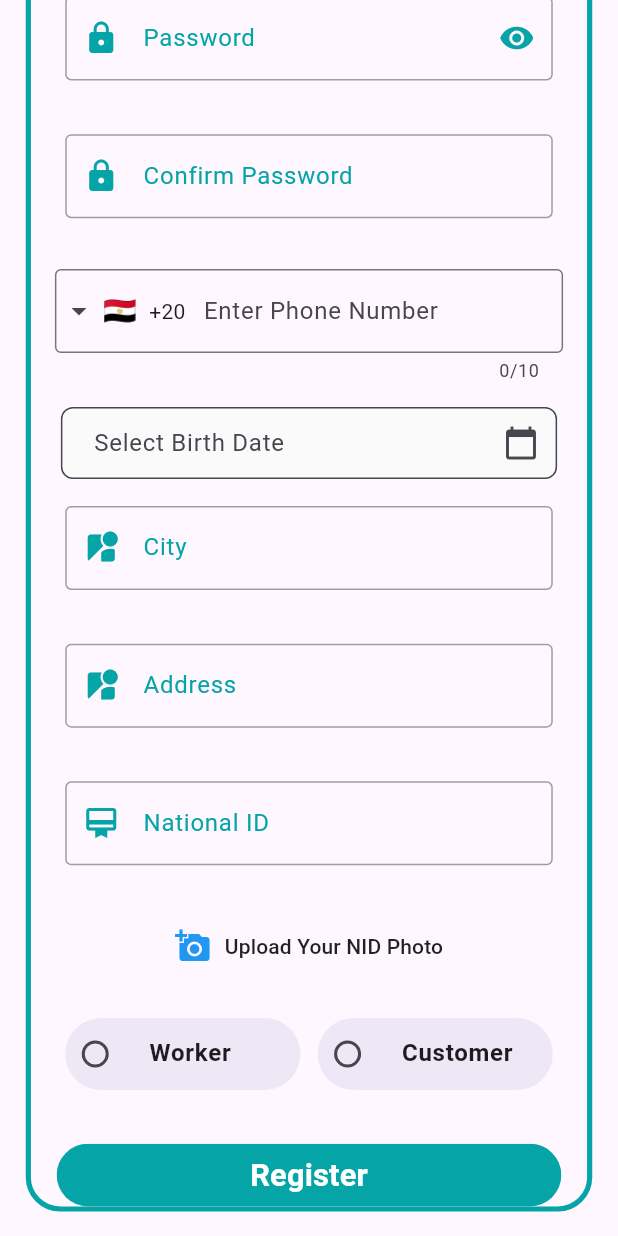
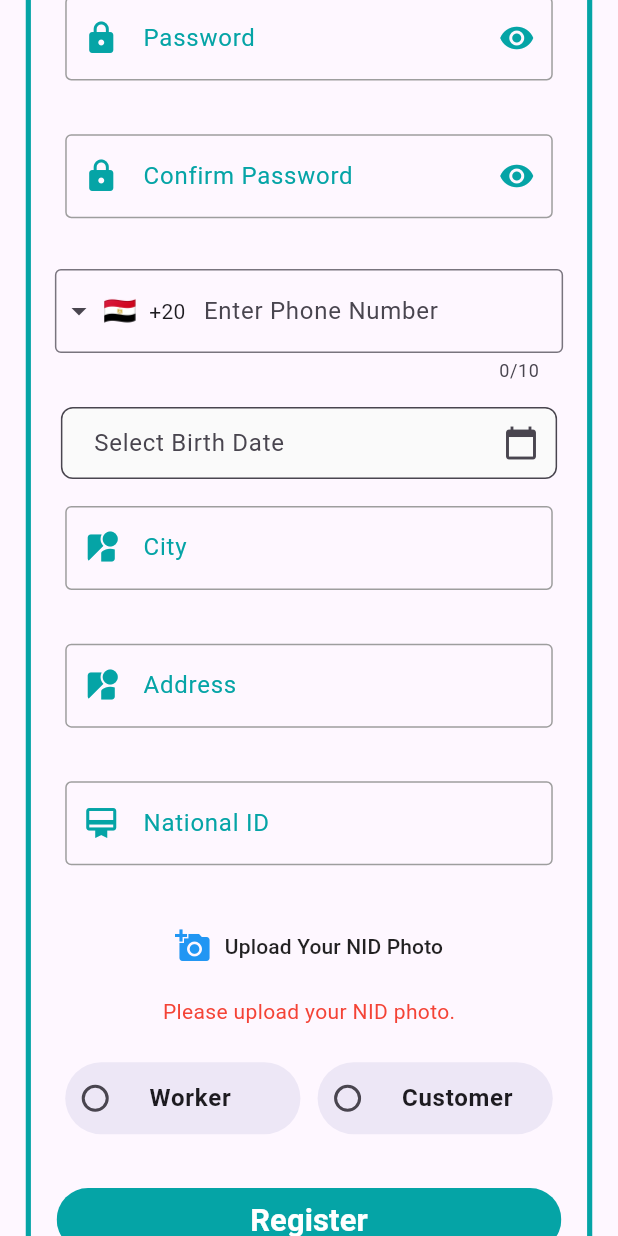
Before and after one commit to iMohamedAhmed195/fix, a Flutter app: the screen it shows after launch, scrolled down 468 dp, on a phone screen of 412 x 824 dp. Run offline on Flutter 3.47's test engine with Material 3 defaults, Android fonts, the phone set to English and light mode, and no system bars; drawn by our look-alikes of intl_phone_field; our stand-ins replace dartz, dio, equatable, flutter_bloc, flutter_screenutil, fluttertoast and 3 more; Roboto replaces fonts that are missing (Mulish).

Commit message:
done register

```diff
--- a/lib/core/utils/enums/user_type.dart
+++ b/lib/core/utils/enums/user_type.dart
@@ -13,9 +13,9 @@ extension UserTypeStringExtension on UserType {
   String get value {
     switch (this) {
       case UserType.worker:
-        return "Worker";
+        return "worker";
       case UserType.customer:
-        return "Customer";
+        return "customer";
     }
   }
 }
--- a/lib/core/widget_components/custom_text_form_field.dart
+++ b/lib/core/widget_components/custom_text_form_field.dart
@@ -25,6 +25,7 @@ class CustomTextFormField extends StatelessWidget {
   final bool obSecure;
   final TextInputType inputType;
   final List<TextInputFormatter>? formatList;
+
   @override
   Widget build(BuildContext context) {
     return Padding(
--- a/lib/feature/register_feature/presentation/controller/register_state.dart
+++ b/lib/feature/register_feature/presentation/controller/register_state.dart
@@ -31,3 +31,6 @@ class ChangeUserTypeOptionState extends RegisterState {}
 class ChangeCraftTypeOptionState extends RegisterState {}
 
 class AgreementStateDone extends RegisterState {}
+
+class ChangePasswordVisibilityState extends RegisterState {}
+class ChangeConfirmPasswordVisibilityState extends RegisterState {}
--- a/lib/feature/register_feature/presentation/view/widget/confirm_password_section.dart
+++ b/lib/feature/register_feature/presentation/view/widget/confirm_password_section.dart
@@ -24,8 +24,10 @@ class ConfirmPasswordSection extends StatelessWidget {
           },
           iconPrefix: Icons.lock,
           controller: sl<RegisterCubit>().confirmPasswordController,
-          obSecure: true,
+          obSecure: sl<RegisterCubit>().confirmPasswordVisible,
           inputType: TextInputType.visiblePassword,
+          iconSuffix: Icons.remove_red_eye,
+          sufFunction: () => sl<RegisterCubit>().changeConfirmPasswordVisibility(),
         );
       },
     );
--- a/lib/feature/register_feature/presentation/view/widget/image_national_id.dart
+++ b/lib/feature/register_feature/presentation/view/widget/image_national_id.dart
@@ -1,5 +1,8 @@
+import 'package:fix/core/services/services_locator.dart';
+import 'package:fix/feature/register_feature/presentation/controller/register_cubit.dart';
 import 'package:fix/feature/register_feature/presentation/view/widget/component_register.dart';
 import 'package:flutter/material.dart';
+import 'package:flutter_bloc/flutter_bloc.dart';
 import 'package:flutter_screenutil/flutter_screenutil.dart';
 
 class ImageNationalIdSection extends StatelessWidget {
@@ -7,15 +10,20 @@ class ImageNationalIdSection extends StatelessWidget {
 
   @override
   Widget build(BuildContext context) {
-    return      Padding(
-      padding:  EdgeInsets.fromLTRB(20.w, 10.h, 20.w, 10.h),
-      child: MaterialButton(
+    return BlocConsumer<RegisterCubit, RegisterState>(
+      listener: (context, state) {},
+      builder: (context, state) {
+        return Padding(
+          padding: EdgeInsets.fromLTRB(20.w, 10.h, 20.w, 10.h),
+          child: Column(
+            children: [
+              MaterialButton(
                 onPressed: () {
                   showModalBottomSheet(
                       context: context,
                       builder: (context) => const BottomSheetForNid());
                 },
-        child:  Row(
+                child: Row(
                   mainAxisSize: MainAxisSize.min,
                   children: [
                     const Icon(
@@ -27,6 +35,18 @@ class ImageNationalIdSection extends StatelessWidget {
                   ],
                 ),
               ),
+              if (sl<RegisterCubit>().nIDImage == null)
+                Padding(
+                  padding: EdgeInsets.only(top: 8.0.h),
+                  child: const Text(
+                    'Please upload your NID photo.',
+                    style: TextStyle(color: Colors.red),
+                  ),
+                ),
+            ],
+          ),
+        );
+      },
     );
   }
 }
--- a/lib/feature/register_feature/presentation/view/widget/password_section.dart
+++ b/lib/feature/register_feature/presentation/view/widget/password_section.dart
@@ -24,10 +24,10 @@ class PasswordSection extends StatelessWidget {
             },
             iconPrefix: Icons.lock,
             controller: sl<RegisterCubit>().passwordController,
-          obSecure: true,
+            obSecure: sl<RegisterCubit>().passwordVisible,
             inputType: TextInputType.visiblePassword,
             iconSuffix: Icons.remove_red_eye,
-        );
+            sufFunction: () => sl<RegisterCubit>().changePasswordVisibility());
       },
     );
   }
```
Also changed, not shown: lib/feature/register_feature/data/data_source/register_remote_data_source.dart (+10 -0 lines), lib/feature/register_feature/presentation/controller/register_cubit.dart (+41 -17 lines), lib/feature/register_feature/presentation/view/widget/container_of_text_field_for_register.dart (+11 -6 lines). Lines whose indentation alone changed are shown as unchanged.
